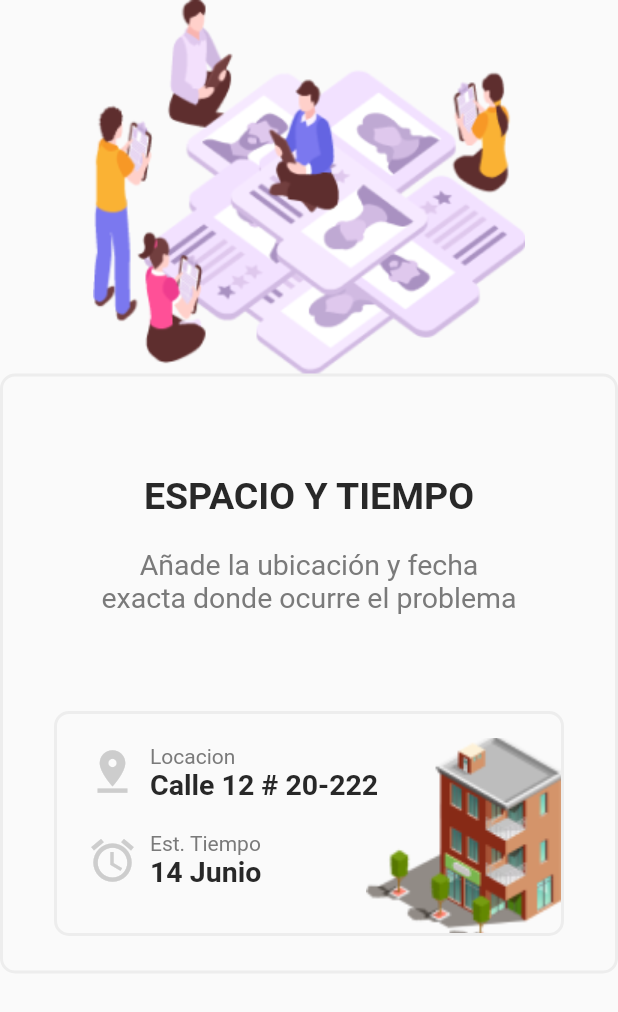
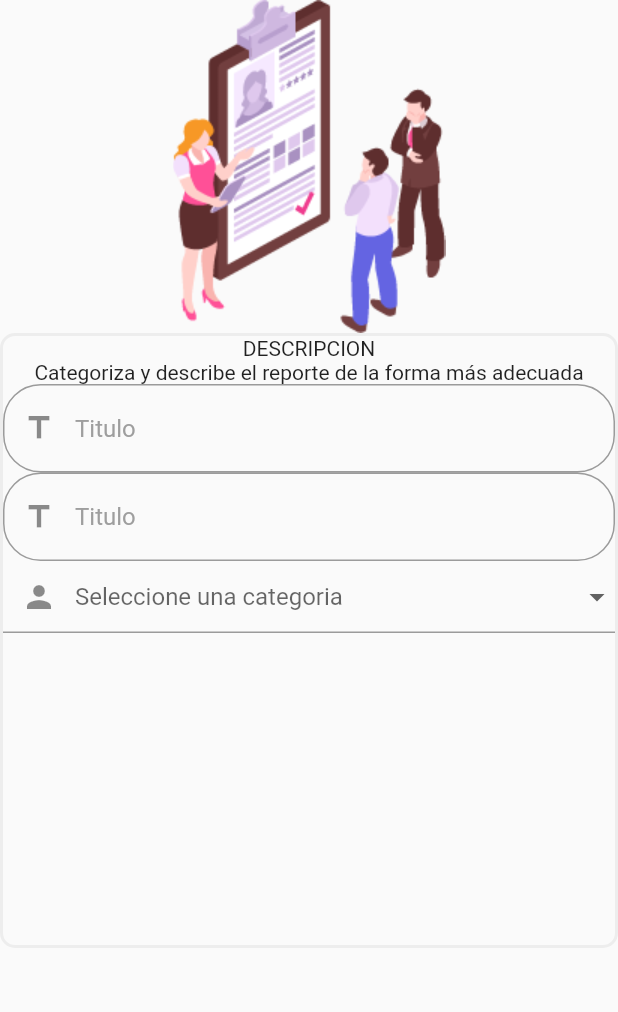
Before and after one commit to javiergcw/ciudapp, a Flutter app: the ReportForm screen opened by its route, on a phone screen of 412 x 824 dp. Shown: the top 1012 px of the screen. Run offline on Flutter 3.47's test engine with Material 2 defaults, Android fonts, the phone set to English and light mode, and no system bars; our stand-ins replace go_router.

Commit message:
Form description advance

```diff
--- a/lib/presentation/habitant/screens/reportForm.dart
+++ b/lib/presentation/habitant/screens/reportForm.dart
@@ -1,5 +1,6 @@
 import 'package:flutter/material.dart';
 import 'package:uatciudapp/presentation/habitant/widgets/report/Photo.dart';
+import 'package:uatciudapp/presentation/habitant/widgets/report/info.dart';
 import 'package:uatciudapp/presentation/habitant/widgets/report/location.dart';
 
 class ReportForm extends StatelessWidget {
@@ -8,11 +9,14 @@ class ReportForm extends StatelessWidget {
   @override
   Widget build(BuildContext context) {
     return Scaffold(
-      body: Column(
-        children: const [
-          Location()
-          //Photo(),
-        ],
+      body: SingleChildScrollView(
+        child: Column(
+          children: const [
+            Info()
+            //Location()
+            //Photo(),
+          ],
+        ),
       ),
     );
   }
--- a/lib/presentation/habitant/widgets/RowInfo.dart
+++ b/lib/presentation/habitant/widgets/RowInfo.dart
@@ -8,7 +8,10 @@ class RowInfo extends StatelessWidget {
   @override
   Widget build(BuildContext context) {
     return Padding(
-      padding: const EdgeInsets.all(20),
+      padding: const EdgeInsets.symmetric(
+        horizontal: 10,
+        vertical: 20,
+      ),
       child: Row(
         children: [
           Wrap(
--- /dev/null
+++ b/lib/presentation/habitant/widgets/TextFieldForm.dart
@@ -0,0 +1,31 @@
+import 'package:flutter/material.dart';
+import 'package:uatciudapp/core/res/res.dart';
+
+class TextFieldForm extends StatelessWidget {
+  const TextFieldForm({required this.icon, required this.label, Key? key})
+      : super(key: key);
+
+  final IconData icon;
+  final String label;
+  @override
+  Widget build(BuildContext context) {
+    return TextField(
+      decoration: InputDecoration(
+        border: OutlineInputBorder(
+          borderSide: const BorderSide(
+            color: UIColors.blueIntense,
+            width: 32.0,
+          ),
+          borderRadius: BorderRadius.circular(25),
+        ),
+        contentPadding: const EdgeInsets.all(20),
+        fillColor: Colors.white,
+        prefixIcon: Icon(icon),
+        hintText: label,
+        hintStyle: const TextStyle(
+          color: Colors.grey,
+        ),
+      ),
+    );
+  }
+}
--- /dev/null
+++ b/lib/presentation/habitant/widgets/report/info.dart
@@ -0,0 +1,82 @@
+import 'package:flutter/material.dart';
+import 'package:uatciudapp/core/res/res.dart';
+import 'package:uatciudapp/core/theme/styleFont.dart';
+import 'package:uatciudapp/presentation/User/ui/widgets/TextFieldMain.dart';
+import 'package:uatciudapp/presentation/habitant/widgets/textFieldForm.dart';
+
+class Info extends StatefulWidget {
+  const Info({Key? key}) : super(key: key);
+
+  @override
+  State<Info> createState() => _InfoState();
+}
+
+class _InfoState extends State<Info> {
+  String _title = 'Seleccione una categoria';
+  Object? _categoryVal;
+  List _categoryName = [
+    'Movilidad',
+    'Inseguridad',
+    'Contaminación',
+  ];
+
+  @override
+  Widget build(BuildContext context) {
+    return Column(
+      children: [
+        const Image(
+          image: AssetImage(
+            Assets.wCurriculum,
+          ),
+        ),
+        Container(
+          width: double.infinity,
+          height: 410,
+          decoration: BoxDecoration(
+            borderRadius: BorderRadius.circular(10),
+            border: Border.all(
+              color: UIColors.gray,
+              width: 2,
+            ),
+          ),
+          child: Column(
+            children: [
+              const Text('DESCRIPCION'),
+              const Text(
+                  'Categoriza y describe el reporte de la forma más adecuada'),
+              const TextFieldForm(
+                icon: Icons.title,
+                label: 'Titulo',
+              ),
+              const TextFieldForm(
+                icon: Icons.title,
+                label: 'Titulo',
+              ),
+              DropdownButtonFormField<String>(
+                decoration: const InputDecoration(
+                  prefixIcon: Icon(Icons.person),
+                ),
+                hint: const Text(
+                  'Seleccione una categoria',
+                ),
+                items: <String>[
+                  'Movilidad',
+                  'Inseguridad',
+                  'Contaminación',
+                ].map(
+                  (String value) {
+                    return DropdownMenuItem<String>(
+                      value: value,
+                      child: Text(value),
+                    );
+                  },
+                ).toList(),
+                onChanged: (_) {},
+              ),
+            ],
+          ),
+        ),
+      ],
+    );
+  }
+}
```
Also changed, not shown: lib/presentation/habitant/widgets/report/location.dart (+29 -19 lines).
